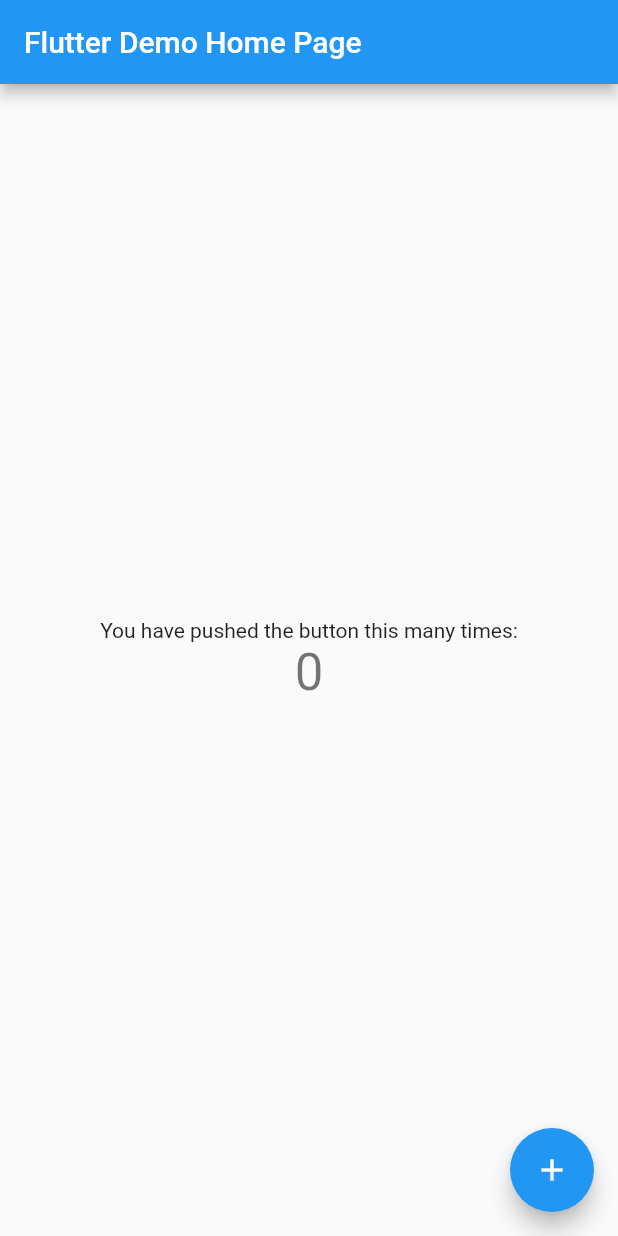
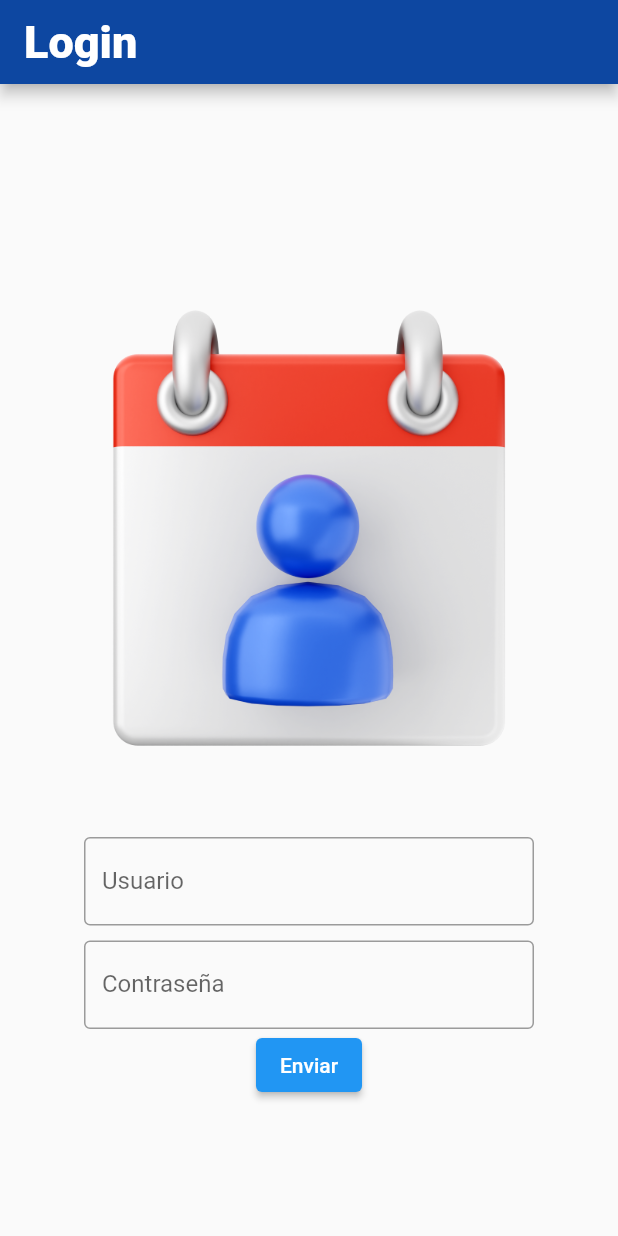
Before and after one commit to SebastianBelmonte01/todo_flutter, a Flutter app: the screen it shows after launch, on a phone screen of 412 x 824 dp. Run offline on Flutter 3.47's test engine with Material 2 defaults, Android fonts, the phone set to English and light mode, and no system bars.

Commit message:
Login advanced

```diff
--- a/lib/main.dart
+++ b/lib/main.dart
@@ -1,115 +1,76 @@
 import 'package:flutter/material.dart';
 
-void main() {
-  runApp(const MyApp());
+class MyCredentials extends StatefulWidget {
+  const MyCredentials({super.key});
+
+  @override
+  State<MyCredentials> createState() => _MyCredentialsState();
 }
 
-class MyApp extends StatelessWidget {
-  const MyApp({super.key});
-
-  // This widget is the root of your application.
+class _MyCredentialsState extends State<MyCredentials> {
+  final usernameController = TextEditingController();
+  @override
+  void dispose() {
+    usernameController.dispose();
+    super.dispose();
+  }
   @override
   Widget build(BuildContext context) {
-    return MaterialApp(
-      title: 'Flutter Demo',
-      theme: ThemeData(
-        // This is the theme of your application.
-        //
-        // Try running your application with "flutter run". You'll see the
-        // application has a blue toolbar. Then, without quitting the app, try
-        // changing the primarySwatch below to Colors.green and then invoke
-        // "hot reload" (press "r" in the console where you ran "flutter run",
-        // or simply save your changes to "hot reload" in a Flutter IDE).
-        // Notice that the counter didn't reset back to zero; the application
-        // is not restarted.
-        primarySwatch: Colors.blue,
-      ),
-      home: const MyHomePage(title: 'Flutter Demo Home Page'),
+    return  Column(
+      mainAxisAlignment: MainAxisAlignment.center,
+
+      children: [
+        const Image(image: AssetImage('assets/user-calendar.png'), ),
+        SizedBox(
+          width: 300,
+          child: TextField(
+            controller: usernameController,
+              decoration: const InputDecoration(
+                border: OutlineInputBorder(),
+                labelText: 'Usuario',
+              ),
+          ),
+        ),
+        const SizedBox(
+          height: 10,
+        ),
+        SizedBox(
+          width: 300,
+          child: TextField(
+            controller: usernameController,
+              decoration: const InputDecoration(
+                border: OutlineInputBorder(),
+                labelText: 'Contraseña',
+              ),
+          ),
+        ),
+        ElevatedButton(
+          onPressed: () => {print("La contraseña es ${usernameController.text}")},
+          child: Text("Enviar")
+        ),
+
+
+      ],
     );
   }
 }
 
-class MyHomePage extends StatefulWidget {
-  const MyHomePage({super.key, required this.title});
-
-  // This widget is the home page of your application. It is stateful, meaning
-  // that it has a State object (defined below) that contains fields that affect
-  // how it looks.
-
-  // This class is the configuration for the state. It holds the values (in this
-  // case the title) provided by the parent (in this case the App widget) and
-  // used by the build method of the State. Fields in a Widget subclass are
-  // always marked "final".
-
-  final String title;
-
-  @override
-  State<MyHomePage> createState() => _MyHomePageState();
-}
-
-class _MyHomePageState extends State<MyHomePage> {
-  int _counter = 0;
-
-  void _incrementCounter() {
-    setState(() {
-      // This call to setState tells the Flutter framework that something has
-      // changed in this State, which causes it to rerun the build method below
-      // so that the display can reflect the updated values. If we changed
-      // _counter without calling setState(), then the build method would not be
-      // called again, and so nothing would appear to happen.
-      _counter++;
-    });
-  }
-
+class MyLogin extends StatelessWidget {
+  const MyLogin({super.key});
   @override
   Widget build(BuildContext context) {
-    // This method is rerun every time setState is called, for instance as done
-    // by the _incrementCounter method above.
-    //
-    // The Flutter framework has been optimized to make rerunning build methods
-    // fast, so that you can just rebuild anything that needs updating rather
-    // than having to individually change instances of widgets.
     return Scaffold(
-      appBar: AppBar(
-        // Here we take the value from the MyHomePage object that was created by
-        // the App.build method, and use it to set our appbar title.
-        title: Text(widget.title),
+      appBar: AppBar(title: const Text("Login", style: TextStyle(fontFamily: "Roboto", fontWeight: FontWeight.w900, fontSize: 30)), backgroundColor: Colors.blue[900],),
+      body: const Center(
+        child: MyCredentials()
       ),
-      body: Center(
-        // Center is a layout widget. It takes a single child and positions it
-        // in the middle of the parent.
-        child: Column(
-          // Column is also a layout widget. It takes a list of children and
-          // arranges them vertically. By default, it sizes itself to fit its
-          // children horizontally, and tries to be as tall as its parent.
-          //
-          // Invoke "debug painting" (press "p" in the console, choose the
-          // "Toggle Debug Paint" action from the Flutter Inspector in Android
-          // Studio, or the "Toggle Debug Paint" command in Visual Studio Code)
-          // to see the wireframe for each widget.
-          //
-          // Column has various properties to control how it sizes itself and
-          // how it positions its children. Here we use mainAxisAlignment to
-          // center the children vertically; the main axis here is the vertical
-          // axis because Columns are vertical (the cross axis would be
-          // horizontal).
-          mainAxisAlignment: MainAxisAlignment.center,
-          children: <Widget>[
-            const Text(
-              'You have pushed the button this many times:',
-            ),
-            Text(
-              '$_counter',
-              style: Theme.of(context).textTheme.headlineMedium,
-            ),
-          ],
-        ),
-      ),
-      floatingActionButton: FloatingActionButton(
-        onPressed: _incrementCounter,
-        tooltip: 'Increment',
-        child: const Icon(Icons.add),
-      ), // This trailing comma makes auto-formatting nicer for build methods.
     );
   }
 }
+
+
+void main() {
+  runApp(const MaterialApp(
+    home: MyLogin(),
+  ));
+}
--- a/pubspec.yaml
+++ b/pubspec.yaml
@@ -35,6 +35,7 @@ dependencies:
   # The following adds the Cupertino Icons font to your application.
   # Use with the CupertinoIcons class for iOS style icons.
   cupertino_icons: ^1.0.2
+  sidebarx: ^0.14.0
 
 dev_dependencies:
   flutter_test:
@@ -58,6 +59,8 @@ flutter:
   # the material Icons class.
   uses-material-design: true
 
+  assets:
+    - assets/user-calendar.png
   # To add assets to your application, add an assets section, like this:
   # assets:
   #   - images/a_dot_burr.jpeg
```
Also changed, not shown: assets/user-calendar.png (added), pubspec.lock.
